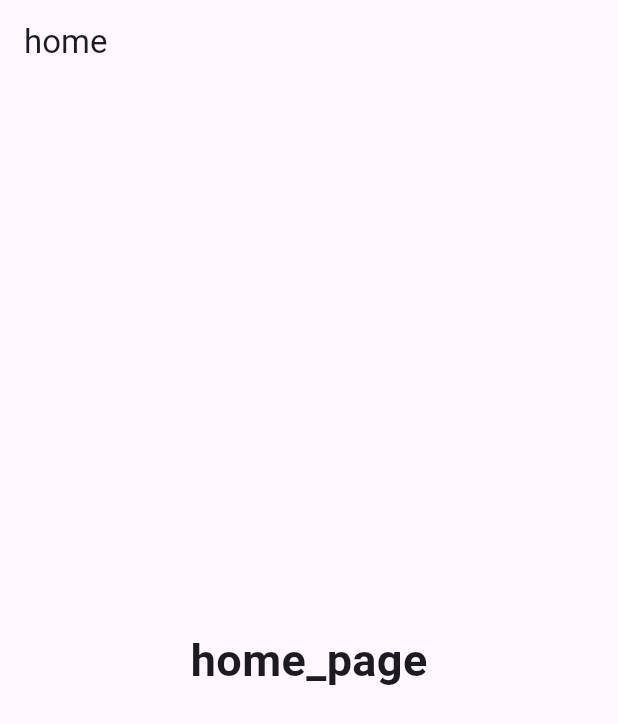
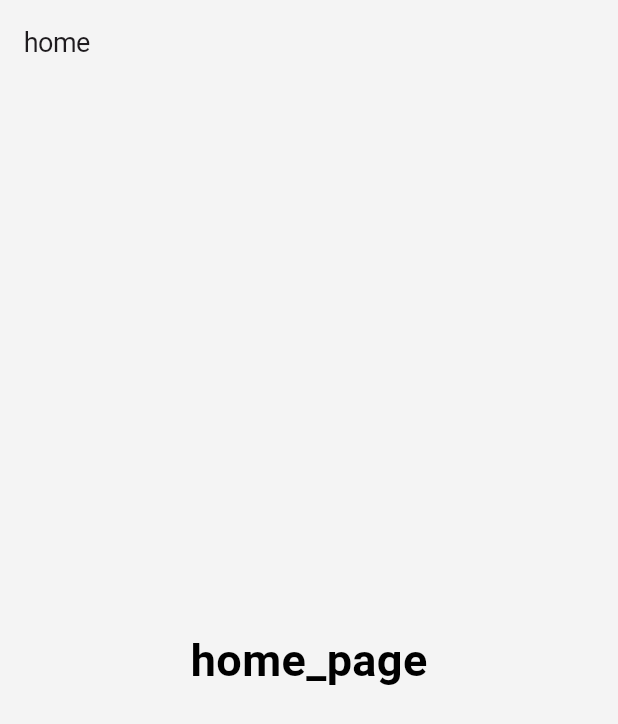
Before and after one commit to Bullets-jyr/e_commerce_app, a Flutter app: the screen it shows after launch, on a phone screen of 412 x 824 dp. Shown: the top 724 px of the screen. Run offline on Flutter 3.47's test engine with Material 3 defaults, Android fonts, the phone set to English and light mode, and no system bars; our stand-ins replace flutter_svg, go_router; Roboto replaces fonts that are missing (Pretendard).

Commit message:
01. 메인 화면 기획, 디자인 분석 && 02. Material3 ThemeData 세팅

```diff
--- /dev/null
+++ b/lib/core/theme/constant/app_colors.dart
@@ -0,0 +1,40 @@
+import 'dart:ui';
+
+import 'package:flutter/material.dart';
+
+class AppColors {
+  static const Color white = Color(0xFFFFFFFF);
+  static const Color black = Color(0xFF000000);
+
+  static const Color primary = Color(0xFF5F0080);
+  static const Color onPrimary = Color(0xFFFFFFFF);
+  static const Color secondary = Color(0xFFE86C3F);
+  static const Color onSecondary = Color(0xFFFFFFFF);
+
+  static const Color error = Color(0xFFFF5645);
+  static const Color onError = Color(0xFFFFFFFF);
+
+  static const Color background = Color(0xFFFFFFFF);
+  static const Color onBackground = Color(0xFF1E1B1E);
+
+  static const Color surface = Color(0xFFF4F4F4);
+  static const Color surfaceVariant = Color(0xFFD9D9D9);
+  static const Color onSurface = Color(0xFF1E1B1E);
+  static const Color onSurfaceVariant = Color.fromRGBO(25, 25, 35, 0.15);
+
+  static const Color primaryContainer = Color(0xFF6F1A8C);
+
+  static const Color inverseSurface = Color.fromRGBO(25, 25, 35, 0.74);
+  static const Color inversePrimary = Color.fromRGBO(189, 118, 255, 0.9);
+  static const Color onInverseSurface = Color(0xFFDDDDDD);
+
+  static const Color shadow = Color(0xFF000000);
+  static const Color outline = Color(0xFFDDDDDD);
+
+  // extended color
+  static const Color contentPrimary = Color(0xFF333333);
+  static const Color contentSecondary = Color(0xFF666666);
+  static const Color contentTertiary = Color(0xFF999999);
+  static const Color contentFourth = Color(0xFFB2B2B2);
+  static const Color positive = Color(0xFF74CD7C);
+}
--- /dev/null
+++ b/lib/core/theme/custom/custom_theme.dart
@@ -0,0 +1,145 @@
+import 'package:flutter/material.dart';
+
+import '../constant/app_colors.dart';
+import 'custom_font_weight.dart';
+
+class CustomTheme {
+  /// Typography
+  static final textTheme = TextTheme(
+    displayLarge: TextStyle(
+      color: AppColors.black,
+      fontSize: 57,
+      fontWeight: CustomFontWeight.regular,
+      height: 68 / 57,
+    ),
+    displayMedium: TextStyle(
+      color: AppColors.black,
+      fontSize: 45,
+      fontWeight: CustomFontWeight.regular,
+      height: 54 / 45,
+    ),
+    displaySmall: TextStyle(
+      color: AppColors.black,
+      fontSize: 36,
+      fontWeight: CustomFontWeight.regular,
+      letterSpacing: -0.35,
+      height: 45 / 36,
+    ),
+    headlineLarge: TextStyle(
+      color: AppColors.black,
+      fontSize: 32,
+      fontWeight: CustomFontWeight.semiBold,
+      height: 40 / 32,
+    ),
+    headlineMedium: TextStyle(
+      color: AppColors.black,
+      fontSize: 22,
+      fontWeight: CustomFontWeight.semiBold,
+      height: 28 / 22,
+    ),
+    headlineSmall: TextStyle(
+      color: AppColors.black,
+      fontSize: 20,
+      fontWeight: CustomFontWeight.regular,
+      letterSpacing: -0.35,
+      height: 25 / 20,
+    ),
+    titleLarge: TextStyle(
+      color: AppColors.black,
+      fontSize: 18,
+      fontWeight: CustomFontWeight.regular,
+      letterSpacing: -0.35,
+      height: 23 / 18,
+    ),
+    titleMedium: TextStyle(
+      color: AppColors.black,
+      fontSize: 16,
+      fontWeight: CustomFontWeight.regular,
+      letterSpacing: 0.1,
+      height: 20 / 16,
+    ),
+    titleSmall: TextStyle(
+      color: AppColors.black,
+      fontSize: 14,
+      fontWeight: CustomFontWeight.regular,
+      letterSpacing: 0.12,
+      height: 18 / 14,
+    ),
+    bodyLarge: TextStyle(
+      color: AppColors.black,
+      fontSize: 16,
+      fontWeight: CustomFontWeight.regular,
+      letterSpacing: 0.5,
+      height: 24 / 16,
+    ),
+    bodyMedium: TextStyle(
+      color: AppColors.black,
+      fontSize: 14,
+      fontWeight: CustomFontWeight.regular,
+      letterSpacing: 0.25,
+      height: 21 / 14,
+    ),
+    bodySmall: TextStyle(
+      color: AppColors.black,
+      fontSize: 12,
+      fontWeight: CustomFontWeight.regular,
+      letterSpacing: 0.4,
+      height: 18 / 12,
+    ),
+    labelLarge: TextStyle(
+      color: AppColors.black,
+      fontSize: 13,
+      fontWeight: CustomFontWeight.regular,
+      letterSpacing: 0.5,
+      height: 16 / 13,
+    ),
+    labelMedium: TextStyle(
+      color: AppColors.black,
+      fontSize: 12,
+      fontWeight: CustomFontWeight.regular,
+      letterSpacing: 0.25,
+      height: 15 / 12,
+    ),
+    labelSmall: TextStyle(
+      color: AppColors.black,
+      fontSize: 11,
+      fontWeight: CustomFontWeight.regular,
+      height: 15 / 11,
+    ),
+  );
+
+  /// color_scheme
+  static final colorScheme = ColorScheme(
+    brightness: Brightness.light,
+    primary: AppColors.primary,
+    onPrimary: AppColors.onPrimary,
+    primaryContainer: AppColors.primaryContainer,
+    secondary: AppColors.secondary,
+    onSecondary: AppColors.onSecondary,
+    error: AppColors.error,
+    onError: AppColors.onError,
+    background: AppColors.background,
+    onBackground: AppColors.onBackground,
+    surface: AppColors.surface,
+    onSurface: AppColors.onSurface,
+    surfaceVariant: AppColors.surfaceVariant,
+    onSurfaceVariant: AppColors.onSurfaceVariant,
+    outline: AppColors.outline,
+    shadow: AppColors.shadow,
+    inverseSurface: AppColors.inverseSurface,
+    onInverseSurface: AppColors.onInverseSurface,
+    inversePrimary: AppColors.inversePrimary,
+  );
+}
+
+extension ColorSchemeEx on ColorScheme {
+  Color get positive => AppColors.positive;
+
+  Color get contentPrimary => AppColors.contentPrimary;
+
+  Color get contentSecondary => AppColors.contentSecondary;
+
+  Color get contentTertiary => AppColors.contentTertiary;
+
+  Color get contentFourth => AppColors.contentFourth;
+}
--- /dev/null
+++ b/lib/core/theme/theme_data.dart
@@ -0,0 +1,28 @@
+import 'package:flutter/material.dart';
+
+import 'constant/app_colors.dart';
+import 'custom/custom_font_weight.dart';
+import 'custom/custom_theme.dart';
+
+class CustomThemeData {
+  static ThemeData get themeData => ThemeData(
+        useMaterial3: true,
+        colorScheme: CustomTheme.colorScheme,
+        fontFamily: 'Pretendard',
+        textTheme: CustomTheme.textTheme,
+        // dividerTheme: DividerThemeData(color: AppColors.outline),
+        // tabBarTheme: TabBarTheme(
+        //   indicator: const UnderlineTabIndicator(
+        //     borderSide: BorderSide(color: AppColors.primary, width: 2),
+        //   ),
+        //   indicatorSize: TabBarIndicatorSize.tab,
+        //   labelColor: CustomTheme.colorScheme.primary,
+        //   labelStyle: CustomTheme.textTheme.titleSmall.semiBold,
+        //   unselectedLabelColor: CustomTheme.colorScheme.contentSecondary,
+        //   unselectedLabelStyle: CustomTheme.textTheme.titleSmall,
+        //   overlayColor: MaterialStatePropertyAll<Color>(
+        //     Colors.grey[300] ?? Colors.grey,
+        //   ),
+        // ),
+      );
+}
--- a/lib/main.dart
+++ b/lib/main.dart
@@ -1,5 +1,6 @@
 import 'package:flutter/material.dart';
 
+import 'core/theme/theme_data.dart';
 import 'presentation/routes/routes.dart';
 
 void main() {
@@ -13,19 +14,7 @@ class MyApp extends StatelessWidget {
   Widget build(BuildContext context) {
     return MaterialApp.router(
       routerConfig: router,
+      theme: CustomThemeData.themeData,
     );
-    // return MaterialApp(
-    //   home: Scaffold(
-    //     body: Center(
-    //       child: Text(
-    //         'Hello World!',
-    //       ),
-    //     ),
-    //   ),
-    //   theme: ThemeData(
-    //     useMaterial3: true,
-    //     colorScheme: ColorScheme.fromSeed(seedColor: Colors.deepPurple),
-    //   ),
-    // );
   }
 }
```
Also changed, not shown: lib/core/theme/constant/app_icons.dart (added, +42 -0 lines), lib/core/theme/custom/custom_app_bar.dart (added, +59 -0 lines), lib/core/theme/custom/custom_font_weight.dart (added, +17 -0 lines), lib/presentation/pages/splash/splash_page.dart (+4 -3 lines).
